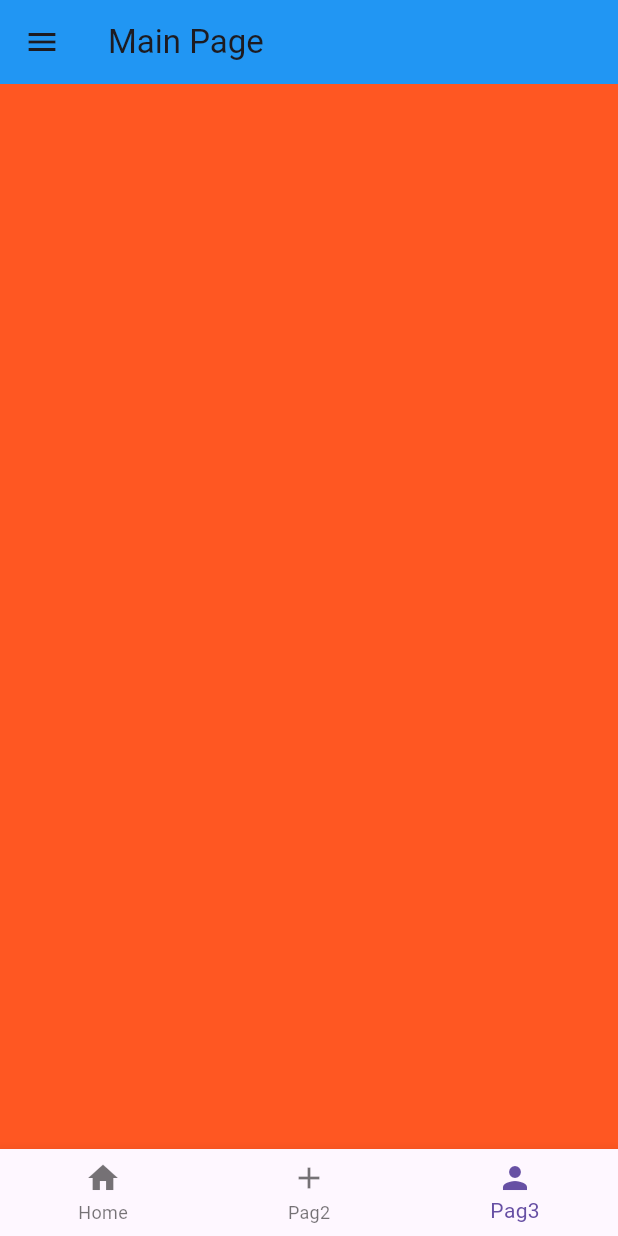
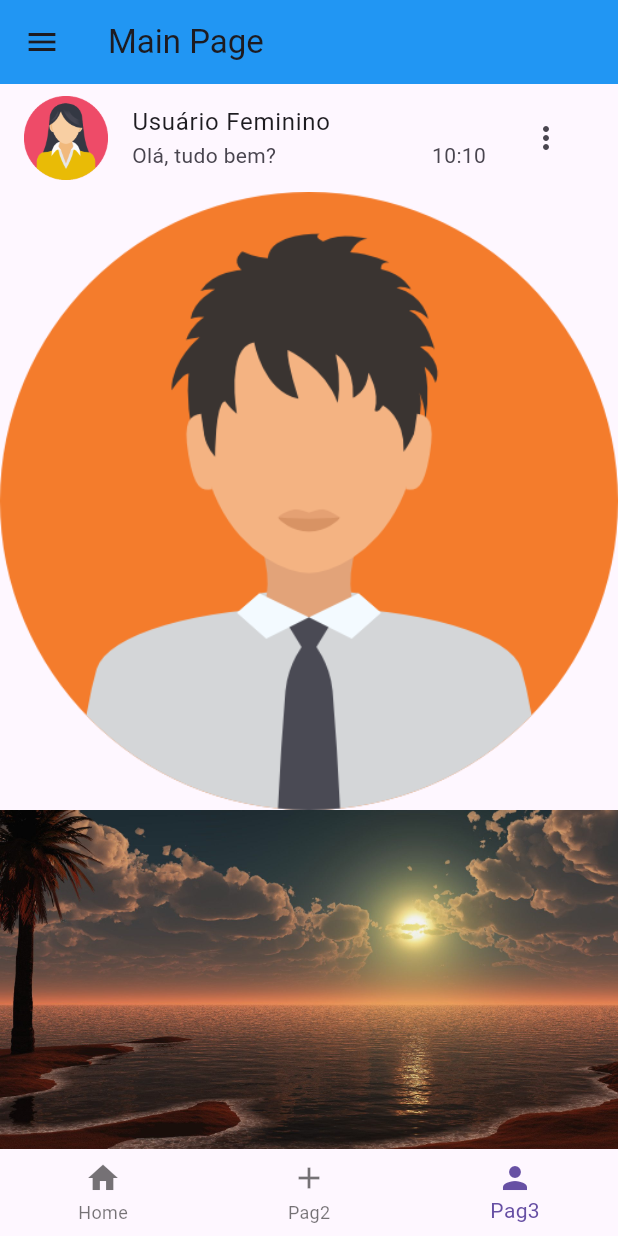
Before and after one commit to leofsousa/flutter-project-dio, a Flutter app: the screen it shows after launch, swiped to page 3, on a phone screen of 412 x 824 dp. Run offline on Flutter 3.47's test engine with Material 3 defaults, Android fonts, the phone set to English and light mode, and no system bars; network calls fail.

Commit message:
list view vertical

```diff
--- /dev/null
+++ b/flutter_apk_1/lib/pages/list_view.dart
@@ -0,0 +1,46 @@
+import 'package:flutter/material.dart';
+import 'package:flutter_apk_1/shared/app_images.dart';
+
+class ListViewPage extends StatefulWidget {
+  const ListViewPage({super.key});
+
+  @override
+  State<ListViewPage> createState() => _ListViewPageState();
+}
+
+class _ListViewPageState extends State<ListViewPage> {
+  @override
+  Widget build(BuildContext context) {
+    return ListView(
+      children: [
+        ListTile(
+          leading: Image.asset(AppImages.userf),
+          title: const Text("Usuário Feminino"),
+          subtitle: const Row(
+            mainAxisAlignment: MainAxisAlignment.spaceBetween,
+            children: [Text("Olá, tudo bem?"), Text("10:10")],
+          ),
+          trailing: PopupMenuButton<String>(
+            onSelected: (menu) {
+              print(menu);
+            },
+            itemBuilder: (BuildContext bc) {
+              return <PopupMenuEntry<String>>[
+                const PopupMenuItem<String>(
+                    value: "opcao1", child: Text("Opção 1")),
+                const PopupMenuItem<String>(
+                    value: "opcao2", child: Text("Opção 2")),
+                const PopupMenuItem<String>(
+                    value: "opcao3", child: Text("Opção 3")),
+              ];
+            },
+          ),
+        ),
+        Image.asset(AppImages.userm),
+        Image.asset(AppImages.paisagem1),
+        Image.asset(AppImages.paisagem2),
+        Image.asset(AppImages.paisagem3),
+      ],
+    );
+  }
+}
--- a/flutter_apk_1/lib/pages/main_page.dart
+++ b/flutter_apk_1/lib/pages/main_page.dart
@@ -1,7 +1,7 @@
 import 'package:flutter/material.dart';
 import 'package:flutter_apk_1/pages/card_page.dart';
 import 'package:flutter_apk_1/pages/image_assets.dart';
-import 'package:flutter_apk_1/pages/pagina3.dart';
+import 'package:flutter_apk_1/pages/list_view.dart';
 import 'package:flutter_apk_1/shared/widgets/custom_drawer.dart';
 
 class MainPage extends StatefulWidget {
@@ -37,7 +37,7 @@ class _MainPageState extends State<MainPage> {
                 children: const [
                   CardPage(),
                   ImageAssetsPage(),
-                  Pagina3Page(),
+                  ListViewPage(),
                 ],
               ),
             ),
--- a/flutter_apk_1/lib/pages/pagina3.dart
+++ /dev/null
@@ -1,15 +0,0 @@
-import 'package:flutter/material.dart';
-
-class Pagina3Page extends StatefulWidget {
-  const Pagina3Page({super.key});
-
-  @override
-  State<Pagina3Page> createState() => _Pagina3PageState();
-}
-
-class _Pagina3PageState extends State<Pagina3Page> {
-  @override
-  Widget build(BuildContext context) {
-    return Container(color: Colors.deepOrange);
-  }
-}
```
